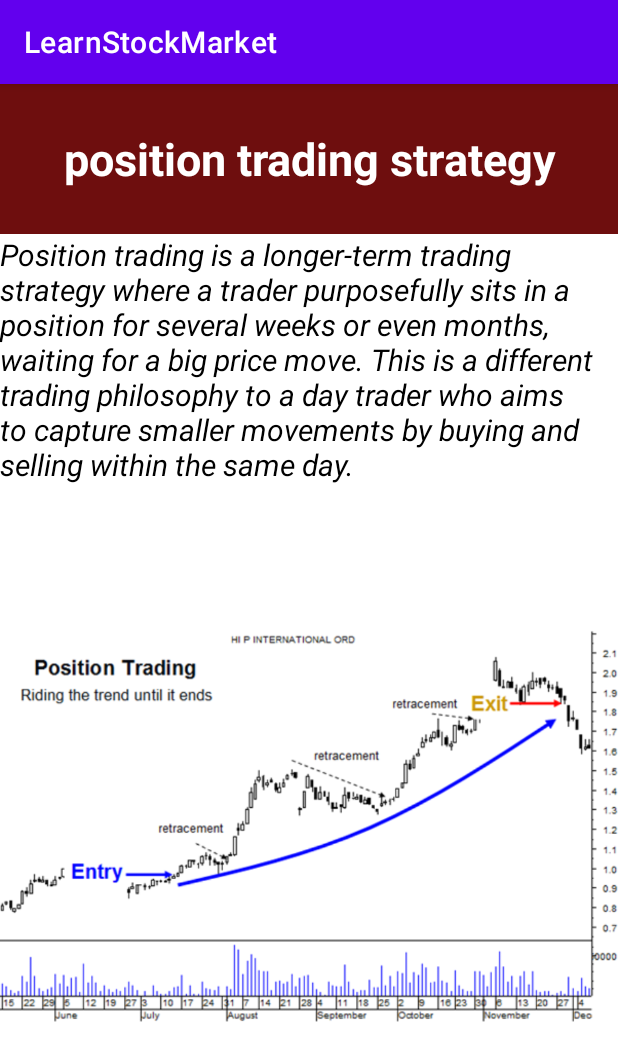
After one commit to shahriar021/android-stock-learn, an Android app: the position screen opened directly, with no data from a screen before it, on a phone screen of 412 x 824 dp. The commit adds this screen. Shown: the top 1061 px of the screen. Run offline under Robolectric (Android 15) with nearby library versions, the phone set to English and light mode, and no system bars.

Commit message:
strategy

```diff
--- /dev/null
+++ b/app/src/main/java/com/example/learnstockmarket/position.java
@@ -0,0 +1,14 @@
+package com.example.learnstockmarket;
+
+import androidx.appcompat.app.AppCompatActivity;
+
+import android.os.Bundle;
+
+public class position extends AppCompatActivity {
+
+    @Override
+    protected void onCreate(Bundle savedInstanceState) {
+        super.onCreate(savedInstanceState);
+        setContentView(R.layout.activity_position);
+    }
+}
--- /dev/null
+++ b/app/src/main/res/layout/activity_position.xml
@@ -0,0 +1,35 @@
+<?xml version="1.0" encoding="utf-8"?>
+<LinearLayout xmlns:android="http://schemas.android.com/apk/res/android"
+    xmlns:app="http://schemas.android.com/apk/res-auto"
+    xmlns:tools="http://schemas.android.com/tools"
+    android:layout_width="match_parent"
+    android:layout_height="match_parent"
+    tools:context=".position"
+    android:orientation="vertical"
+    android:layout_gravity="center">
+    <TextView
+        android:textStyle="bold"
+        android:textSize="30dp"
+        android:gravity="center"
+        android:background="#6E0E0E"
+        android:layout_width="match_parent"
+        android:layout_height="100dp"
+        android:textColor="@color/white"
+        android:text="position trading strategy"/>
+
+    <TextView
+        android:layout_width="match_parent"
+        android:layout_height="wrap_content"
+        android:textColor="@color/black"
+        android:textSize="20dp"
+        android:textStyle="italic"
+        android:text="Position trading is a longer-term trading strategy where a trader purposefully sits in a position for several weeks or even months, waiting for a big price move. This is a different trading philosophy to a day trader who aims to capture smaller movements by buying and selling within the same day."
+        />
+
+    <ImageView
+        android:layout_marginTop="30dp"
+        android:layout_width="wrap_content"
+        android:layout_height="wrap_content"
+        android:src="@drawable/ps1"/>
+
+</LinearLayout>
```
Also changed, not shown: app/src/main/AndroidManifest.xml (+9 -0 lines), app/src/main/java/com/example/learnstockmarket/midterm.java (added, +14 -0 lines), app/src/main/java/com/example/learnstockmarket/priceaction.java (added, +14 -0 lines), app/src/main/java/com/example/learnstockmarket/trader_activity.java (+28 -1 lines), app/src/main/res/layout/activity_midterm.xml (added, +65 -0 lines), app/src/main/res/layout/activity_priceaction.xml (added, +33 -0 lines), app/src/main/res/layout/activity_trader.xml (+5 -2 lines), app/src/main/res/drawable/m1.png (added), app/src/main/res/drawable/m2.png (added), app/src/main/res/drawable/md.png (added), app/src/main/res/drawable/midterm8.png (added), app/src/main/res/drawable/p2.png (added), app/src/main/res/drawable/p3.png (added), app/src/main/res/drawable/price1.png (added), 1 more files.
